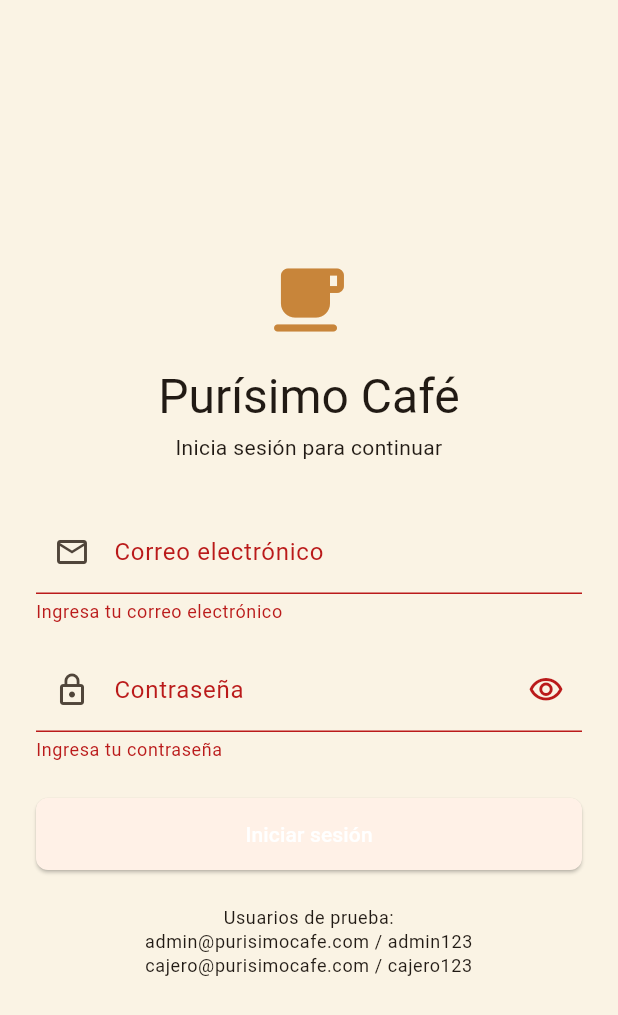
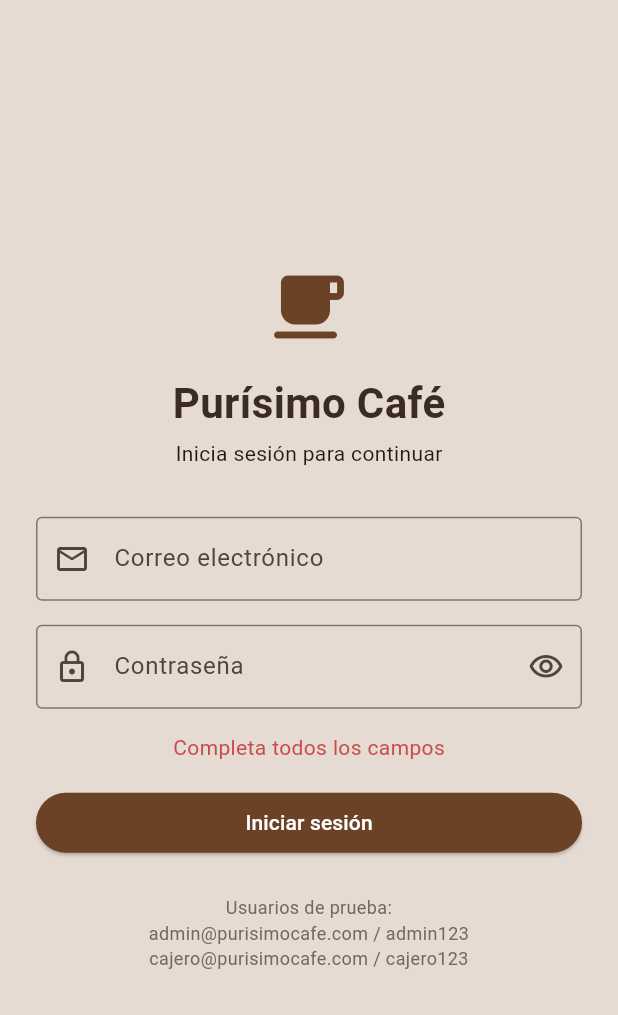
Before and after one commit to sahs030707-oss/PurisimoCafe-AppMovil, a Flutter app: the screen it shows after launch, after a tap on "Iniciar sesión", on a phone screen of 412 x 824 dp. Shown: the top 1015 px of the screen. Run offline on Flutter 3.47's test engine with Material 3 defaults, Android fonts, the phone set to English and light mode, and no system bars.

Commit message:
Agrego estructura base, login, home, catálogo e historial

```diff
--- a/lib/constants/app_colors.dart
+++ b/lib/constants/app_colors.dart
@@ -1,11 +1,15 @@
 import 'package:flutter/material.dart';
 
+// Aquí están todos los colores de la app para no repetirlos en cada pantalla
 class AppColors {
-  static const Color cafeBrown = Color(0xFF5C3317);
-  static const Color cafeGold = Color(0xFFC8853A);
-  static const Color cafeCream = Color(0xFFF5E6C8);
-  static const Color cafePale = Color(0xFFFAF3E4);
-  static const Color cafeWhite = Color(0xFFFFFDF7);
-  static const Color success = Color(0xFF4A7C59);
-  static const Color danger = Color(0xFF8B2020);
+  static const Color primary = Color(0xFF6B4226);
+  static const Color secondary = Color(0xFFA67C52);
+  static const Color caramel = Color(0xFFC99A6B);
+  static const Color success = Color(0xFF2E7D5B);
+  static const Color warning = Color(0xFFD68B3D);
+  static const Color error = Color(0xFFC94C4C);
+  static const Color gray900 = Color(0xFF3B2B24);
+  static const Color gray700 = Color(0xFF76665C);
+  static const Color gray500 = Color(0xFFB9AAA0);
+  static const Color gray200 = Color(0xFFE5DBD2);
 }
--- a/lib/main.dart
+++ b/lib/main.dart
@@ -16,17 +16,18 @@ class PurisimoCafeApp extends StatelessWidget {
       debugShowCheckedModeBanner: false,
       theme: ThemeData(
         useMaterial3: true,
-        scaffoldBackgroundColor: AppColors.cafePale,
-        colorScheme: ColorScheme.fromSeed(
-          seedColor: AppColors.cafeGold,
-          primary: AppColors.cafeGold,
-          secondary: AppColors.cafeBrown,
-        ),
+        scaffoldBackgroundColor: AppColors.gray200,
+        colorScheme: ColorScheme.fromSeed(seedColor: AppColors.primary),
         appBarTheme: const AppBarTheme(
-          backgroundColor: AppColors.cafeBrown,
+          backgroundColor: AppColors.primary,
           foregroundColor: Colors.white,
           centerTitle: true,
-          elevation: 0,
+        ),
+        elevatedButtonTheme: ElevatedButtonThemeData(
+          style: ElevatedButton.styleFrom(
+            backgroundColor: AppColors.primary,
+            foregroundColor: Colors.white,
+          ),
         ),
       ),
       home: const LoginScreen(),
--- a/lib/screens/login_screen/login_screen.dart
+++ b/lib/screens/login_screen/login_screen.dart
@@ -1,40 +1,7 @@
 import 'package:flutter/material.dart';
 import '../../constants/app_colors.dart';
-import 'widgets/custom_button.dart';
+import '../home_screen/home_screen.dart';
 import 'widgets/custom_text_field.dart';
-import '../home_screen/home_screen.dart';
-
-/// Usuario de prueba para poder iniciar sesión mientras no hay
-/// backend. Es la ÚNICA información simulada que se conserva en el
-/// proyecto.
-class _MockUser {
-  final String nombre;
-  final String email;
-  final String password;
-  final String rol; // 'Administrador' o 'Cajero'
-
-  const _MockUser({
-    required this.nombre,
-    required this.email,
-    required this.password,
-    required this.rol,
-  });
-}
-
-const List<_MockUser> _usuariosDePrueba = [
-  _MockUser(
-    nombre: 'Diana García',
-    email: 'admin@purisimocafe.com',
-    password: 'admin123',
-    rol: 'Administrador',
-  ),
-  _MockUser(
-    nombre: 'Steven Hernández',
-    email: 'cajero@purisimocafe.com',
-    password: 'cajero123',
-    rol: 'Cajero',
-  ),
-];
 
 class LoginScreen extends StatefulWidget {
   const LoginScreen({super.key});
@@ -44,75 +11,46 @@ class LoginScreen extends StatefulWidget {
 }
 
 class _LoginScreenState extends State<LoginScreen> {
-  final _formKey = GlobalKey<FormState>();
-  final _emailController = TextEditingController();
-  final _passwordController = TextEditingController();
+  final TextEditingController _emailController = TextEditingController();
+  final TextEditingController _passwordController = TextEditingController();
+  bool _ocultarPassword = true;
+  String _error = '';
 
-  bool _obscurePassword = true;
-  bool _isLoading = false;
-  String? _errorMessage;
+  // Revisa el correo y la contraseña (usuarios de prueba)
+  void _iniciarSesion() {
+    String email = _emailController.text.trim().toLowerCase();
+    String password = _passwordController.text;
+    String nombre = '';
+    String rol = '';
 
-  @override
-  void dispose() {
-    _emailController.dispose();
-    _passwordController.dispose();
-    super.dispose();
-  }
-
-  String? _validarEmail(String? value) {
-    if (value == null || value.trim().isEmpty) {
-      return 'Ingresa tu correo electrónico';
-    }
-    final emailRegex = RegExp(r'^[^@\s]+@[^@\s]+\.[^@\s]+$');
-    if (!emailRegex.hasMatch(value.trim())) {
-      return 'Ingresa un correo válido';
-    }
-    return null;
-  }
-
-  String? _validarPassword(String? value) {
-    if (value == null || value.isEmpty) {
-      return 'Ingresa tu contraseña';
-    }
-    if (value.length < 6) {
-      return 'La contraseña debe tener al menos 6 caracteres';
-    }
-    return null;
-  }
-
-  Future<void> _handleLogin() async {
-    FocusScope.of(context).unfocus();
-    if (!(_formKey.currentState?.validate() ?? false)) return;
-
+    if (email.isEmpty || password.isEmpty) {
       setState(() {
-      _isLoading = true;
-      _errorMessage = null;
-    });
-
-    // Simula una pequeña espera, como si consultara un servidor real.
-    await Future.delayed(const Duration(milliseconds: 800));
-
-    final email = _emailController.text.trim().toLowerCase();
-    final password = _passwordController.text;
-
-    final coincidencias =
-        _usuariosDePrueba.where((u) => u.email.toLowerCase() == email);
-
-    setState(() => _isLoading = false);
-
-    if (coincidencias.isEmpty || coincidencias.first.password != password) {
-      setState(() {
-        _errorMessage = 'Correo o contraseña incorrectos. Verifica tus datos.';
+        _error = 'Completa todos los campos';
       });
       return;
     }
 
-    final usuario = coincidencias.first;
-    if (!mounted) return;
+    if (email == 'admin@purisimocafe.com' && password == 'admin123') {
+      nombre = 'Steven Hernandez';
+      rol = 'Administrador';
+    } else if (email == 'cajero@purisimocafe.com' && password == 'cajero123') {
+      nombre = 'Yaoska Nicaragua';
+      rol = 'Cajero';
+    }
 
-    Navigator.of(context).pushReplacement(
+    if (nombre == '') {
+      setState(() {
+        _error = 'Correo o contraseña incorrectos';
+      });
+      return;
+    }
+
+    // Si todo está bien, pasamos a la pantalla de inicio
+    Navigator.pushReplacement(
+      context,
       MaterialPageRoute(
-        builder: (_) => HomeScreen(nombreUsuario: usuario.nombre, rol: usuario.rol),
+        builder: (context) =>
+            HomeScreen(nombreUsuario: nombre, email: email, rol: rol),
       ),
     );
   }
@@ -124,111 +62,64 @@ class _LoginScreenState extends State<LoginScreen> {
         child: Center(
           child: SingleChildScrollView(
             padding: const EdgeInsets.all(24),
-            child: ConstrainedBox(
-              constraints: const BoxConstraints(maxWidth: 400),
-              child: Form(
-                key: _formKey,
             child: Column(
-                  crossAxisAlignment: CrossAxisAlignment.stretch,
               children: [
-                    const Icon(
-                      Icons.local_cafe_rounded,
-                      size: 56,
-                      color: AppColors.cafeGold,
-                    ),
+                const Icon(Icons.local_cafe_rounded,
+                    size: 56, color: AppColors.primary),
                 const SizedBox(height: 16),
-                    Text(
+                const Text(
                   'Purísimo Café',
-                      textAlign: TextAlign.center,
-                      style: Theme.of(context).textTheme.headlineLarge,
+                  style: TextStyle(
+                      fontSize: 28,
+                      fontWeight: FontWeight.bold,
+                      color: AppColors.gray900),
                 ),
                 const SizedBox(height: 4),
-                    Text(
-                      'Inicia sesión para continuar',
-                      textAlign: TextAlign.center,
-                      style: Theme.of(context).textTheme.bodyMedium,
-                    ),
+                const Text('Inicia sesión para continuar'),
                 const SizedBox(height: 32),
-
                 CustomTextField(
                   controller: _emailController,
                   label: 'Correo electrónico',
-                      hint: 'nombre@purisimocafe.com',
                   icon: Icons.email_outlined,
-                      keyboardType: TextInputType.emailAddress,
-                      validator: _validarEmail,
                 ),
                 const SizedBox(height: 16),
-
                 CustomTextField(
                   controller: _passwordController,
                   label: 'Contraseña',
                   icon: Icons.lock_outline,
-                      obscureText: _obscurePassword,
-                      validator: _validarPassword,
+                  obscureText: _ocultarPassword,
                   suffixIcon: IconButton(
-                        icon: Icon(
-                          _obscurePassword
+                    icon: Icon(_ocultarPassword
                         ? Icons.visibility_outlined
-                              : Icons.visibility_off_outlined,
-                        ),
+                        : Icons.visibility_off_outlined),
                     onPressed: () {
-                          setState(() => _obscurePassword = !_obscurePassword);
+                      setState(() {
+                        _ocultarPassword = !_ocultarPassword;
+                      });
                     },
                   ),
                 ),
-
-                    if (_errorMessage != null) ...[
                 const SizedBox(height: 16),
-                      Container(
-                        padding: const EdgeInsets.symmetric(
-                          horizontal: 12,
-                          vertical: 10,
-                        ),
-                        decoration: BoxDecoration(
-                          color: AppColors.danger.withValues(alpha: 0.08),
-                          borderRadius: BorderRadius.circular(8),
-                          border: Border.all(
-                            color: AppColors.danger.withValues(alpha: 0.3),
+                // Solo se muestra si hay un error
+                if (_error != '')
+                  Text(_error, style: const TextStyle(color: AppColors.error)),
+                const SizedBox(height: 16),
+                SizedBox(
+                  width: double.infinity,
+                  child: ElevatedButton(
+                    onPressed: _iniciarSesion,
+                    child: const Text('Iniciar sesión'),
                   ),
                 ),
-                        child: Row(
-                          children: [
-                            const Icon(Icons.error_outline,
-                                color: AppColors.danger, size: 20),
-                            const SizedBox(width: 8),
-                            Expanded(
-                              child: Text(
-                                _errorMessage!,
-                                style: const TextStyle(
-                                  color: AppColors.danger,
-                                  fontSize: 13,
-                                ),
-                              ),
-                            ),
-                          ],
-                        ),
-                      ),
-                    ],
-
                 const SizedBox(height: 24),
-                    CustomButton(
-                      text: 'Iniciar sesión',
-                      isLoading: _isLoading,
-                      onPressed: _handleLogin,
-                    ),
-
-                    const SizedBox(height: 24),
-                    Text(
+                const Text(
                   'Usuarios de prueba:\n'
                   'admin@purisimocafe.com / admin123\n'
                   'cajero@purisimocafe.com / cajero123',
                   textAlign: TextAlign.center,
-                      style: Theme.of(context).textTheme.bodySmall,
+                  style: TextStyle(fontSize: 12, color: AppColors.gray700),
                 ),
               ],
-                ),
-              ),
             ),
           ),
         ),
--- a/lib/screens/login_screen/widgets/custom_text_field.dart
+++ b/lib/screens/login_screen/widgets/custom_text_field.dart
@@ -1,41 +1,32 @@
 import 'package:flutter/material.dart';
 
-/// Campo de texto reutilizable, usado en el formulario de Login.
+// Campo de texto con icono, lo usa el login para correo y contraseña
 class CustomTextField extends StatelessWidget {
   final TextEditingController controller;
   final String label;
-  final String? hint;
   final IconData icon;
   final bool obscureText;
   final Widget? suffixIcon;
-  final TextInputType keyboardType;
-  final String? Function(String?)? validator;
 
   const CustomTextField({
     super.key,
     required this.controller,
     required this.label,
     required this.icon,
-    this.hint,
     this.obscureText = false,
     this.suffixIcon,
-    this.keyboardType = TextInputType.text,
-    this.validator,
   });
 
   @override
   Widget build(BuildContext context) {
-    return TextFormField(
+    return TextField(
       controller: controller,
       obscureText: obscureText,
-      keyboardType: keyboardType,
-      autovalidateMode: AutovalidateMode.onUserInteraction,
-      validator: validator,
       decoration: InputDecoration(
         labelText: label,
-        hintText: hint,
         prefixIcon: Icon(icon),
         suffixIcon: suffixIcon,
+        border: const OutlineInputBorder(),
       ),
     );
   }
--- /dev/null
+++ b/lib/utils/formato.dart
@@ -0,0 +1,4 @@
+// Convierte un número a texto en córdobas. Ejemplo: 85 -> C$ 85.00
+String cordobas(double valor) {
+  return 'C\$ ${valor.toStringAsFixed(2)}';
+}
--- a/pubspec.yaml
+++ b/pubspec.yaml
@@ -1,5 +1,5 @@
 name: purisimocafe_appmovil
-description: Aplicación móvil de Purísimo Café.
+description: Aplicación móvil de Purísimo Café (frontend).
 publish_to: 'none'
 version: 0.1.0
 
@@ -9,7 +9,6 @@ environment:
 dependencies:
   flutter:
     sdk: flutter
-  google_fonts: ^6.2.1
   cupertino_icons: ^1.0.8
 
 dev_dependencies:
```
Also changed, not shown: lib/models/transaccion.dart (added, +14 -0 lines), lib/screens/historial_screen/historial_screen.dart (added, +57 -0 lines), lib/screens/historial_screen/widgets/tarjeta_transaccion.dart (added, +29 -0 lines), lib/screens/home_screen/home_screen.dart (+98 -67 lines), lib/screens/productos_screen/productos_screen.dart (+81 -74 lines), 1 other file. Lines whose indentation alone changed are shown as unchanged.
